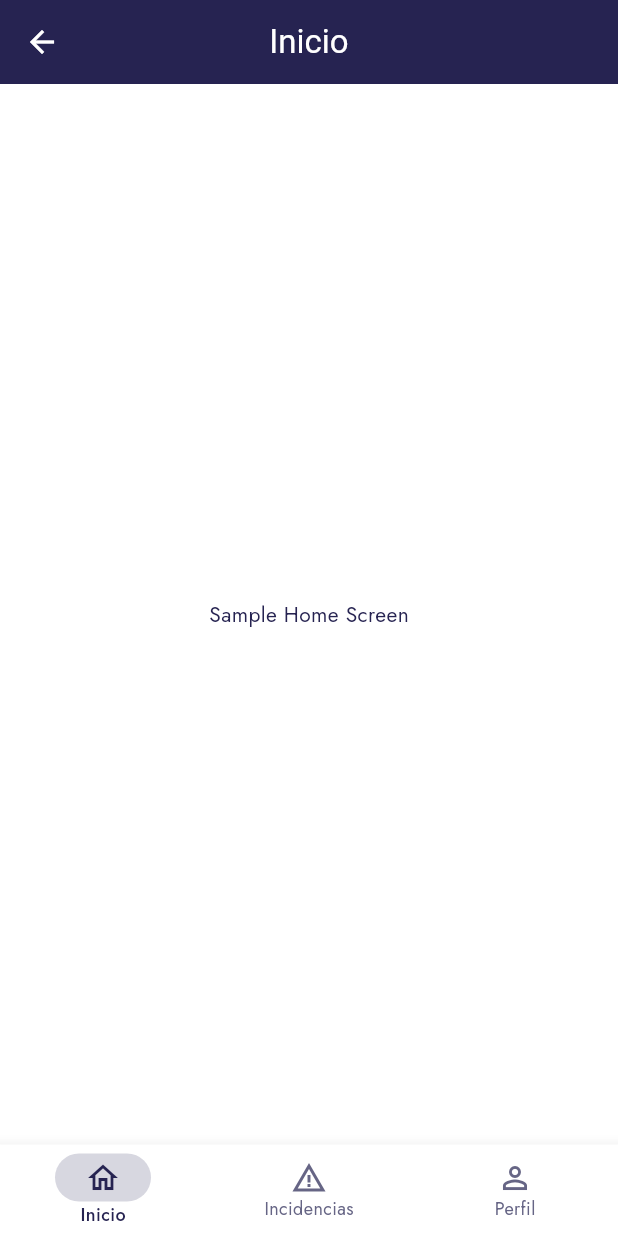
After one commit to EmilianoChofis/Mobile-CleanCheck, a Flutter app: the BottomNavigation screen opened by its route, on a phone screen of 412 x 824 dp. The commit adds this screen. Run offline on Flutter 3.47's test engine with Material 3 defaults, Android fonts, the phone set to English and light mode, and no system bars.

Commit message:
[ADD] bottom navigation sample

```diff
--- a/lib/core/app.dart
+++ b/lib/core/app.dart
@@ -1,7 +1,7 @@
 import 'package:flutter/material.dart';
 import 'package:mobile_clean_check/core/theme/app_theme.dart';
 import 'package:mobile_clean_check/navigation/navigations.dart';
-import 'package:mobile_clean_check/modules/auth/auth.dart';
+import 'package:mobile_clean_check/modules/modules.dart';
 
 class MyApp extends StatelessWidget {
   const MyApp({super.key});
@@ -19,6 +19,18 @@ class MyApp extends StatelessWidget {
         '/login': (context) => const LoginScreen(),
         '/forgot-password': (context) => const ForgotPasswordScreen(),
         '/change-password': (context) => const ChangePasswordScreen(),
+
+        //user routes
+        '/home': (context) => const BottomNavigation(role: 'maid'),
+
+        //maid routes
+
+        //receptionist routes
+
+
+        //manager routes
+
+
       },
     );
   }
--- a/lib/modules/auth/auth.dart
+++ /dev/null
@@ -1,3 +0,0 @@
-export 'package:mobile_clean_check/modules/auth/login_screen.dart';
-export 'package:mobile_clean_check/modules/auth/forgot_password_screen.dart';
-export 'package:mobile_clean_check/modules/auth/change_password_screen.dart';
--- /dev/null
+++ b/lib/modules/maid/maid_home_screen.dart
@@ -0,0 +1,16 @@
+import 'package:flutter/material.dart';
+import 'package:mobile_clean_check/widgets/widgets.dart';
+
+class MaidHomeScreen extends StatelessWidget {
+  const MaidHomeScreen({super.key});
+
+  @override
+  Widget build(BuildContext context) {
+    return const Scaffold(
+      appBar: CcAppBarWidget(title: "Inicio"),
+      body: Center(
+        child: Text("Sample Home Screen"),
+      ),
+    );
+  }
+}
--- /dev/null
+++ b/lib/modules/modules.dart
@@ -0,0 +1,7 @@
+//auth module
+export 'package:mobile_clean_check/modules/auth/login_screen.dart';
+export 'package:mobile_clean_check/modules/auth/forgot_password_screen.dart';
+export 'package:mobile_clean_check/modules/auth/change_password_screen.dart';
+
+//main module
+export 'package:mobile_clean_check/modules/maid/maid_home_screen.dart';
--- /dev/null
+++ b/lib/navigation/bottom_navigation.dart
@@ -0,0 +1,56 @@
+import 'package:flutter/material.dart';
+import 'package:mobile_clean_check/core/theme/color_schemes.dart';
+import 'package:mobile_clean_check/navigation/get_navigation_config.dart';
+
+class BottomNavigation extends StatefulWidget {
+  final String role;
+
+  const BottomNavigation({
+    required this.role,
+    super.key,
+  });
+
+  @override
+  State<BottomNavigation> createState() => _BottomNavigationState();
+}
+
+class _BottomNavigationState extends State<BottomNavigation> {
+  int _selectedIndex = 0;
+
+  late List<Widget> screenOptions;
+  late List<BottomNavigationBarItem> items;
+  late bool error;
+
+  @override
+  void initState() {
+    super.initState();
+    final config = getNavigationConfig(widget.role);
+    error = config['error'];
+    screenOptions = config['screens'];
+    if (!error) {
+      items = config['items'];
+    }
+  }
+
+  @override
+  Widget build(BuildContext context) {
+    if (error) {
+      return screenOptions[0];
+    }
+
+    return Scaffold(
+      body: screenOptions.elementAt(_selectedIndex),
+      bottomNavigationBar: BottomNavigationBar(
+        items: items,
+        currentIndex: _selectedIndex,
+        selectedItemColor: ColorSchemes.primary,
+        unselectedItemColor: ColorSchemes.secondary,
+        selectedLabelStyle: const TextStyle(fontWeight: FontWeight.w500),
+        selectedFontSize: 12.0,
+        onTap: _onItemTapped,
+      ),
+    );
+  }
+
+  void _onItemTapped(int index) => setState(() => _selectedIndex = index);
+}
--- /dev/null
+++ b/lib/navigation/error_screen.dart
@@ -0,0 +1,17 @@
+import 'package:flutter/material.dart';
+
+class ErrorScreen extends StatelessWidget {
+  const ErrorScreen({super.key});
+
+  @override
+  Widget build(BuildContext context) {
+    return Scaffold(
+      appBar: AppBar(
+        title: const Text('Algo salió mal'),
+      ),
+      body: const Center(
+        child: Text('No se pudo cargar la pantalla'),
+      ),
+    );
+  }
+}
--- /dev/null
+++ b/lib/navigation/get_navigation_config.dart
@@ -0,0 +1,40 @@
+import 'package:flutter/material.dart';
+import 'package:mobile_clean_check/modules/modules.dart';
+import 'package:mobile_clean_check/navigation/error_screen.dart';
+import 'package:mobile_clean_check/widgets/widgets.dart';
+
+final Map<String, Map<String, dynamic>> roleConfigurations = {
+  'maid': {
+    'error': false,
+    'screens': const [
+      MaidHomeScreen(),
+      MaidHomeScreen(),
+      MaidHomeScreen(),
+    ],
+    'items': [
+      const BottomNavigationBarItem(
+        label: 'Inicio',
+        icon: Icon(Icons.home_outlined),
+        activeIcon: CcBnbActiveIconWidget(icon: Icon(Icons.home_outlined)),
+      ),
+      const BottomNavigationBarItem(
+        label: 'Incidencias',
+        icon: Icon(Icons.warning_amber),
+        activeIcon: CcBnbActiveIconWidget(icon: Icon(Icons.warning_amber)),
+      ),
+      const BottomNavigationBarItem(
+        label: 'Perfil',
+        icon: Icon(Icons.person_outline),
+        activeIcon: CcBnbActiveIconWidget(icon: Icon(Icons.person_outline)),
+      ),
+    ],
+  },
+};
+
+Map<String, dynamic> getNavigationConfig(String role) {
+  return roleConfigurations[role] ??
+      {
+        'screens': [const ErrorScreen()],
+        'error': true,
+      };
+}
--- a/lib/navigation/navigations.dart
+++ b/lib/navigation/navigations.dart
@@ -1 +1,4 @@
 export 'splash_screen.dart';
+export 'package:mobile_clean_check/navigation/get_navigation_config.dart';
+export 'package:mobile_clean_check/navigation/error_screen.dart';
+export 'package:mobile_clean_check/navigation/bottom_navigation.dart';
--- a/lib/navigation/splash_screen.dart
+++ b/lib/navigation/splash_screen.dart
@@ -18,7 +18,7 @@ class _SplashScreenState extends State<SplashScreen> {
     super.initState();
     Future.delayed(const Duration(seconds: 2), () {
       if (mounted) {
-        Navigator.pushReplacementNamed(context, '/login');
+        Navigator.pushNamedAndRemoveUntil(context, "/login", (route) => false);
       }
     });
   }
--- /dev/null
+++ b/lib/widgets/atoms/cc_bnb_active_icon_widget.dart
@@ -0,0 +1,19 @@
+import 'package:flutter/material.dart';
+import 'package:mobile_clean_check/core/theme/color_schemes.dart';
+
+class CcBnbActiveIconWidget extends StatelessWidget {
+  final Icon icon;
+  const CcBnbActiveIconWidget({required this.icon, super.key});
+
+  @override
+  Widget build(BuildContext context) {
+    return Container(
+      decoration: BoxDecoration(
+        color: ColorSchemes.disabled,
+        borderRadius: BorderRadius.circular(64.0),
+      ),
+      padding: const EdgeInsets.symmetric(horizontal: 20.0, vertical: 4.0),
+      child: icon,
+    );
+  }
+}
--- /dev/null
+++ b/lib/widgets/molecules/cc_app_bar_widget.dart
@@ -0,0 +1,29 @@
+import 'package:flutter/material.dart';
+import 'package:mobile_clean_check/core/theme/color_schemes.dart';
+
+class CcAppBarWidget extends StatelessWidget implements PreferredSizeWidget {
+  final String title;
+  final bool? centerTitle;
+  final List<Widget>? actions;
+
+  const CcAppBarWidget({
+    required this.title,
+    this.centerTitle = true,
+    this.actions,
+    super.key,
+  });
+
+  @override
+  Size get preferredSize => const Size.fromHeight(56.0);
+
+  @override
+  Widget build(BuildContext context) {
+    return AppBar(
+      title: Text(title),
+      foregroundColor: ColorSchemes.white,
+      backgroundColor: ColorSchemes.primary,
+      centerTitle: centerTitle,
+      actions: actions,
+    );
+  }
+}
--- a/lib/widgets/organisms/cc_login_form_widget.dart
+++ b/lib/widgets/organisms/cc_login_form_widget.dart
@@ -64,6 +64,7 @@ class _CcLoginFormWidgetState extends State<CcLoginFormWidget> {
             onPressed: () {
               if (_formKey.currentState!.validate()) {
                 //Logica de inicio de sesion
+                Navigator.pushNamedAndRemoveUntil(context, "/home", (route) => false);
               }
             },
           ),
--- a/lib/widgets/widgets.dart
+++ b/lib/widgets/widgets.dart
@@ -1,7 +1,9 @@
 // Atom widgets
+export 'package:mobile_clean_check/widgets/atoms/cc_bnb_active_icon_widget.dart';
 export 'package:mobile_clean_check/widgets/atoms/cc_logo_widget.dart';
 
 // Molecule widgets
+export 'package:mobile_clean_check/widgets/molecules/cc_app_bar_widget.dart';
 export 'package:mobile_clean_check/widgets/molecules/cc_params_button_widget.dart';
 export 'package:mobile_clean_check/widgets/molecules/cc_secure_progress_password_widget.dart';
 export 'package:mobile_clean_check/widgets/molecules/cc_text_form_field_widget.dart';
```
